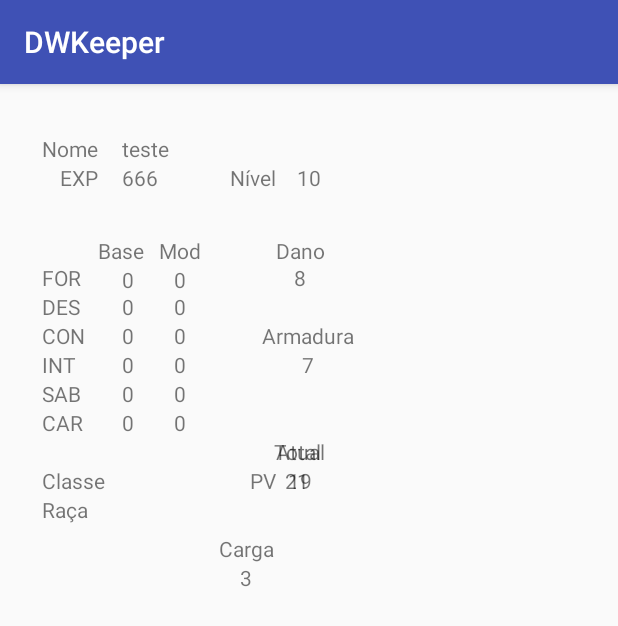
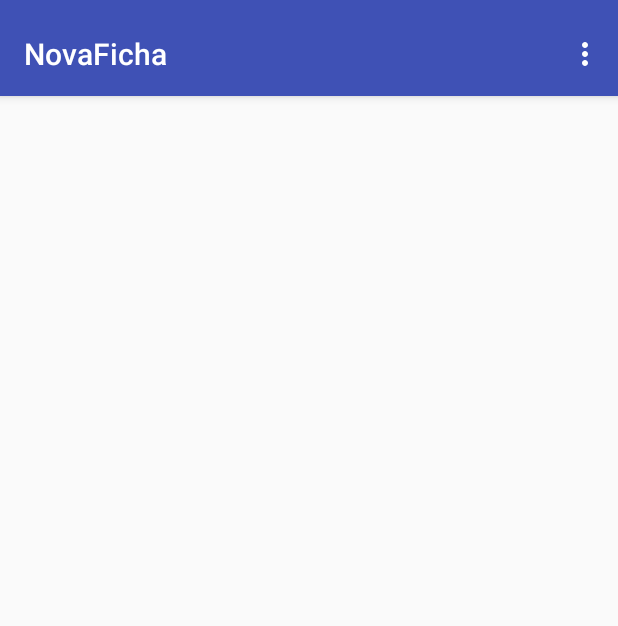
Before and after one commit to CarolinaRansatto/DWKeeper, an Android app: the screen it shows after launch (Ficha before the commit, NovaFicha after it), on a phone screen of 412 x 824 dp. Shown: the top 626 px of the screen. Run offline under Robolectric (Android 15) with nearby library versions, the light colour scheme and no system bars.

Commit message:
Criada ficha com swipe

```diff
--- a/app/build.gradle
+++ b/app/build.gradle
@@ -24,6 +24,9 @@ dependencies {
     androidTestCompile('com.android.support.test.espresso:espresso-core:2.2.2', {
         exclude group: 'com.android.support', module: 'support-annotations'
     })
-    compile 'com.android.support:appcompat-v7:25.0.0'
+    compile 'com.android.support:appcompat-v7:25.0.1'
+    compile 'com.android.support:design:25.0.1'
+    compile 'com.android.support:gridlayout-v7:25.0.1'
+    compile 'com.android.support:support-v4:25.0.1'
     testCompile 'junit:junit:4.12'
 }
--- /dev/null
+++ b/app/src/main/java/com/keeper/company/dwkeeper/NovaFicha.java
@@ -0,0 +1,136 @@
+package com.keeper.company.dwkeeper;
+
+import android.net.Uri;
+import android.support.design.widget.FloatingActionButton;
+import android.support.design.widget.Snackbar;
+import android.support.v7.app.AppCompatActivity;
+import android.support.v7.widget.Toolbar;
+
+import android.support.v4.app.Fragment;
+import android.support.v4.app.FragmentManager;
+import android.support.v4.app.FragmentPagerAdapter;
+import android.support.v4.view.ViewPager;
+import android.os.Bundle;
+import android.view.LayoutInflater;
+import android.view.Menu;
+import android.view.MenuItem;
+import android.view.View;
+import android.view.ViewGroup;
+
+import android.widget.TextView;
+
+import java.net.URI;
+
+import layout.FichaDetalhes;
+import layout.FichaStats;
+import layout.FichaTech;
+
+public class NovaFicha extends AppCompatActivity
+        implements FichaDetalhes.OnFragmentInteractionListener,
+                   FichaStats.OnFragmentInteractionListener,
+                   FichaTech.OnFragmentInteractionListener {
+
+    /**
+     * The {@link android.support.v4.view.PagerAdapter} that will provide
+     * fragments for each of the sections. We use a
+     * {@link FragmentPagerAdapter} derivative, which will keep every
+     * loaded fragment in memory. If this becomes too memory intensive, it
+     * may be best to switch to a
+     * {@link android.support.v4.app.FragmentStatePagerAdapter}.
+     */
+    private SectionsPagerAdapter mSectionsPagerAdapter;
+
+    /**
+     * The {@link ViewPager} that will host the section contents.
+     */
+    private ViewPager mViewPager;
+
+    @Override
+    protected void onCreate(Bundle savedInstanceState) {
+        super.onCreate(savedInstanceState);
+        setContentView(R.layout.activity_nova_ficha);
+
+        Toolbar toolbar = (Toolbar) findViewById(R.id.toolbar);
+        setSupportActionBar(toolbar);
+        // Create the adapter that will return a fragment for each of the three
+        // primary sections of the activity.
+        mSectionsPagerAdapter = new SectionsPagerAdapter(getSupportFragmentManager());
+
+        // Set up the ViewPager with the sections adapter.
+        mViewPager = (ViewPager) findViewById(R.id.container);
+        mViewPager.setAdapter(mSectionsPagerAdapter);
+    }
+
+
+    @Override
+    public boolean onCreateOptionsMenu(Menu menu) {
+        // Inflate the menu; this adds items to the action bar if it is present.
+        getMenuInflater().inflate(R.menu.menu_nova_ficha, menu);
+        return true;
+    }
+
+    @Override
+    public boolean onOptionsItemSelected(MenuItem item) {
+        // Handle action bar item clicks here. The action bar will
+        // automatically handle clicks on the Home/Up button, so long
+        // as you specify a parent activity in AndroidManifest.xml.
+        int id = item.getItemId();
+
+        //noinspection SimplifiableIfStatement
+        if (id == R.id.action_settings) {
+            return true;
+        }
+
+        return super.onOptionsItemSelected(item);
+    }
+
+    @Override
+    public void onFragmentInteraction (Uri uri) {
+
+    }
+
+
+    /**
+     * A {@link FragmentPagerAdapter} that returns a fragment corresponding to
+     * one of the sections/tabs/pages.
+     */
+    public class SectionsPagerAdapter extends FragmentPagerAdapter {
+
+        SectionsPagerAdapter(FragmentManager fm) {
+            super(fm);
+        }
+
+        @Override
+        public Fragment getItem(int position) {
+            // getItem is called to instantiate the fragment for the given page.
+            // Return a PlaceholderFragment (defined as a static inner class below).
+            switch (position) {
+                case 1:
+                    return FichaDetalhes.newInstance();
+                case 2:
+                    return FichaTech.newInstance();
+                default:
+                    return FichaStats.newInstance();
+            }
+        }
+
+        @Override
+        public int getCount() {
+            // Show 3 total pages.
+            return 3;
+        }
+
+        @Override
+        public CharSequence getPageTitle(int position) {
+            switch (position) {
+                case 0:
+                    return "SECTION 1";
+                case 1:
+                    return "SECTION 2";
+                case 2:
+                    return "SECTION 3";
+            }
+            return null;
+        }
+    }
+}
--- /dev/null
+++ b/app/src/main/java/layout/FichaDetalhes.java
@@ -0,0 +1,97 @@
+package layout;
+
+import android.content.Context;
+import android.net.Uri;
+import android.os.Bundle;
+import android.support.v4.app.Fragment;
+import android.view.LayoutInflater;
+import android.view.View;
+import android.view.ViewGroup;
+
+import com.keeper.company.dwkeeper.R;
+
+/**
+ * A simple {@link Fragment} subclass.
+ * Activities that contain this fragment must implement the
+ * {@link FichaDetalhes.OnFragmentInteractionListener} interface
+ * to handle interaction events.
+ * Use the {@link FichaDetalhes#newInstance} factory method to
+ * create an instance of this fragment.
+ */
+public class FichaDetalhes extends Fragment {
+    // TODO: Rename parameter arguments, choose names that match
+    // the fragment initialization parameters, e.g. ARG_ITEM_NUMBER
+
+    // TODO: Rename and change types of parameters
+
+    private OnFragmentInteractionListener mListener;
+
+    public FichaDetalhes() {
+        // Required empty public constructor
+    }
+
+    /**
+     * Use this factory method to create a new instance of
+     * this fragment using the provided parameters.
+     *
+     * @return A new instance of fragment FichaDetalhes.
+     */
+    // TODO: Rename and change types and number of parameters
+    public static FichaDetalhes newInstance() {
+        FichaDetalhes fragment = new FichaDetalhes();
+        Bundle args = new Bundle();
+        fragment.setArguments(args);
+        return fragment;
+    }
+
+    @Override
+    public void onCreate(Bundle savedInstanceState) {
+        super.onCreate(savedInstanceState);
+    }
+
+    @Override
+    public View onCreateView(LayoutInflater inflater, ViewGroup container,
+                             Bundle savedInstanceState) {
+        // Inflate the layout for this fragment
+        return inflater.inflate(R.layout.fragment_ficha_detalhes, container, false);
+    }
+
+    // TODO: Rename method, update argument and hook method into UI event
+    public void onButtonPressed(Uri uri) {
+        if (mListener != null) {
+            mListener.onFragmentInteraction(uri);
+        }
+    }
+
+    @Override
+    public void onAttach(Context context) {
+        super.onAttach(context);
+        if (context instanceof OnFragmentInteractionListener) {
+            mListener = (OnFragmentInteractionListener) context;
+        } else {
+            throw new RuntimeException(context.toString()
+                    + " must implement OnFragmentInteractionListener");
+        }
+    }
+
+    @Override
+    public void onDetach() {
+        super.onDetach();
+        mListener = null;
+    }
+
+    /**
+     * This interface must be implemented by activities that contain this
+     * fragment to allow an interaction in this fragment to be communicated
+     * to the activity and potentially other fragments contained in that
+     * activity.
+     * <p>
+     * See the Android Training lesson <a href=
+     * "http://developer.android.com/training/basics/fragments/communicating.html"
+     * >Communicating with Other Fragments</a> for more information.
+     */
+    public interface OnFragmentInteractionListener {
+        // TODO: Update argument type and name
+        void onFragmentInteraction(Uri uri);
+    }
+}
--- /dev/null
+++ b/app/src/main/java/layout/FichaStats.java
@@ -0,0 +1,109 @@
+package layout;
+
+import android.content.Context;
+import android.net.Uri;
+import android.os.Bundle;
+import android.support.v4.app.Fragment;
+import android.view.LayoutInflater;
+import android.view.View;
+import android.view.ViewGroup;
+
+import com.keeper.company.dwkeeper.R;
+
+/**
+ * A simple {@link Fragment} subclass.
+ * Activities that contain this fragment must implement the
+ * {@link FichaStats.OnFragmentInteractionListener} interface
+ * to handle interaction events.
+ * Use the {@link FichaStats#newInstance} factory method to
+ * create an instance of this fragment.
+ */
+public class FichaStats extends Fragment {
+    // TODO: Rename parameter arguments, choose names that match
+    // the fragment initialization parameters, e.g. ARG_ITEM_NUMBER
+    //private static final String ARG_PARAM1 = "param1";
+    //private static final String ARG_PARAM2 = "param2";
+
+    // TODO: Rename and change types of parameters
+    //private String mParam1;
+    //private String mParam2;
+
+    private OnFragmentInteractionListener mListener;
+
+    public FichaStats() {
+        // Required empty public constructor
+    }
+
+    /**
+     * Use this factory method to create a new instance of
+     * this fragment using the provided parameters.
+     *
+     //* @param param1 Parameter 1.
+     //* @param param2 Parameter 2.
+     * @return A new instance of fragment FichaStats.
+     */
+    // TODO: Rename and change types and number of parameters
+    public static FichaStats newInstance() {
+        FichaStats fragment = new FichaStats();
+        Bundle args = new Bundle();
+        //args.putString(ARG_PARAM1, param1);
+        //args.putString(ARG_PARAM2, param2);
+        fragment.setArguments(args);
+        return fragment;
+    }
+
+    @Override
+    public void onCreate(Bundle savedInstanceState) {
+        super.onCreate(savedInstanceState);
+        if (getArguments() != null) {
+            //mParam1 = getArguments().getString(ARG_PARAM1);
+            //mParam2 = getArguments().getString(ARG_PARAM2);
+        }
+    }
+
+    @Override
+    public View onCreateView(LayoutInflater inflater, ViewGroup container,
+                             Bundle savedInstanceState) {
+        // Inflate the layout for this fragment
+        return inflater.inflate(R.layout.fragment_ficha_stats, container, false);
+    }
+
+    // TODO: Rename method, update argument and hook method into UI event
+    public void onButtonPressed(Uri uri) {
+        if (mListener != null) {
+            mListener.onFragmentInteraction(uri);
+        }
+    }
+
+    @Override
+    public void onAttach(Context context) {
+        super.onAttach(context);
+        if (context instanceof OnFragmentInteractionListener) {
+            mListener = (OnFragmentInteractionListener) context;
+        } else {
+            throw new RuntimeException(context.toString()
+                    + " must implement OnFragmentInteractionListener");
+        }
+    }
+
+    @Override
+    public void onDetach() {
+        super.onDetach();
+        mListener = null;
+    }
+
+    /**
+     * This interface must be implemented by activities that contain this
+     * fragment to allow an interaction in this fragment to be communicated
+     * to the activity and potentially other fragments contained in that
+     * activity.
+     * <p>
+     * See the Android Training lesson <a href=
+     * "http://developer.android.com/training/basics/fragments/communicating.html"
+     * >Communicating with Other Fragments</a> for more information.
+     */
+    public interface OnFragmentInteractionListener {
+        // TODO: Update argument type and name
+        void onFragmentInteraction(Uri uri);
+    }
+}
--- /dev/null
+++ b/app/src/main/res/layout/activity_nova_ficha.xml
@@ -0,0 +1,36 @@
+<?xml version="1.0" encoding="utf-8"?>
+<android.support.design.widget.CoordinatorLayout xmlns:android="http://schemas.android.com/apk/res/android"
+    xmlns:app="http://schemas.android.com/apk/res-auto"
+    xmlns:tools="http://schemas.android.com/tools"
+    android:id="@+id/main_content"
+    android:layout_width="match_parent"
+    android:layout_height="match_parent"
+    android:fitsSystemWindows="true"
+    tools:context="com.keeper.company.dwkeeper.NovaFicha">
+
+    <android.support.design.widget.AppBarLayout
+        android:id="@+id/appbar"
+        android:layout_width="match_parent"
+        android:layout_height="wrap_content"
+        android:paddingTop="@dimen/appbar_padding_top"
+        android:theme="@style/AppTheme.AppBarOverlay">
+
+        <android.support.v7.widget.Toolbar
+            android:id="@+id/toolbar"
+            android:layout_width="match_parent"
+            android:layout_height="?attr/actionBarSize"
+            android:background="?attr/colorPrimary"
+            app:layout_scrollFlags="scroll|enterAlways"
+            app:popupTheme="@style/AppTheme.PopupOverlay">
+
+        </android.support.v7.widget.Toolbar>
+
+    </android.support.design.widget.AppBarLayout>
+
+    <android.support.v4.view.ViewPager
+        android:id="@+id/container"
+        android:layout_width="match_parent"
+        android:layout_height="match_parent"
+        app:layout_behavior="@string/appbar_scrolling_view_behavior" />
+
+</android.support.design.widget.CoordinatorLayout>
--- /dev/null
+++ b/app/src/main/res/layout/fragment_ficha_stats.xml
@@ -0,0 +1,9 @@
+<RelativeLayout xmlns:android="http://schemas.android.com/apk/res/android"
+    xmlns:tools="http://schemas.android.com/tools"
+    android:layout_width="match_parent"
+    android:layout_height="match_parent"
+    tools:context="layout.FichaStats">
+
+    <!-- TODO: Update blank fragment layout -->
+
+</RelativeLayout>
--- /dev/null
+++ b/app/src/main/res/menu/menu_nova_ficha.xml
@@ -0,0 +1,10 @@
+<menu xmlns:android="http://schemas.android.com/apk/res/android"
+    xmlns:app="http://schemas.android.com/apk/res-auto"
+    xmlns:tools="http://schemas.android.com/tools"
+    tools:context="com.keeper.company.dwkeeper.NovaFicha">
+    <item
+        android:id="@+id/action_settings"
+        android:orderInCategory="100"
+        android:title="@string/action_settings"
+        app:showAsAction="never" />
+</menu>
--- /dev/null
+++ b/app/src/main/res/values-v21/styles.xml
@@ -0,0 +1,9 @@
+<resources>
+
+    <style name="AppTheme.NoActionBar">
+        <item name="windowActionBar">false</item>
+        <item name="windowNoTitle">true</item>
+        <item name="android:windowDrawsSystemBarBackgrounds">true</item>
+        <item name="android:statusBarColor">@android:color/transparent</item>
+    </style>
+</resources>
--- a/app/src/main/res/values/dimens.xml
+++ b/app/src/main/res/values/dimens.xml
@@ -2,4 +2,6 @@
     <!-- Default screen margins, per the Android Design guidelines. -->
     <dimen name="activity_horizontal_margin">16dp</dimen>
     <dimen name="activity_vertical_margin">16dp</dimen>
+    <dimen name="fab_margin">16dp</dimen>
+    <dimen name="appbar_padding_top">8dp</dimen>
 </resources>
--- a/app/src/main/res/values/strings.xml
+++ b/app/src/main/res/values/strings.xml
@@ -1,3 +1,9 @@
 <resources>
     <string name="app_name">DWKeeper</string>
+    <string name="title_activity_nova_ficha">NovaFicha</string>
+    <string name="action_settings">Settings</string>
+    <string name="section_format">Hello World from section: %1$d</string>
+
+    <!-- TODO: Remove or change this placeholder text -->
+    <string name="hello_blank_fragment">Hello blank fragment</string>
 </resources>
--- a/app/src/main/res/values/styles.xml
+++ b/app/src/main/res/values/styles.xml
@@ -8,4 +8,13 @@
         <item name="colorAccent">@color/colorAccent</item>
     </style>
 
+    <style name="AppTheme.NoActionBar">
+        <item name="windowActionBar">false</item>
+        <item name="windowNoTitle">true</item>
+    </style>
+
+    <style name="AppTheme.AppBarOverlay" parent="ThemeOverlay.AppCompat.Dark.ActionBar" />
+
+    <style name="AppTheme.PopupOverlay" parent="ThemeOverlay.AppCompat.Light" />
+
 </resources>
```
Also changed, not shown: app/src/main/AndroidManifest.xml (+9 -4 lines), app/src/main/java/layout/FichaTech.java (added, +109 -0 lines), app/src/main/res/layout/fragment_ficha_detalhes.xml (added, +13 -0 lines), app/src/main/res/layout/fragment_ficha_tech.xml (added, +13 -0 lines).
